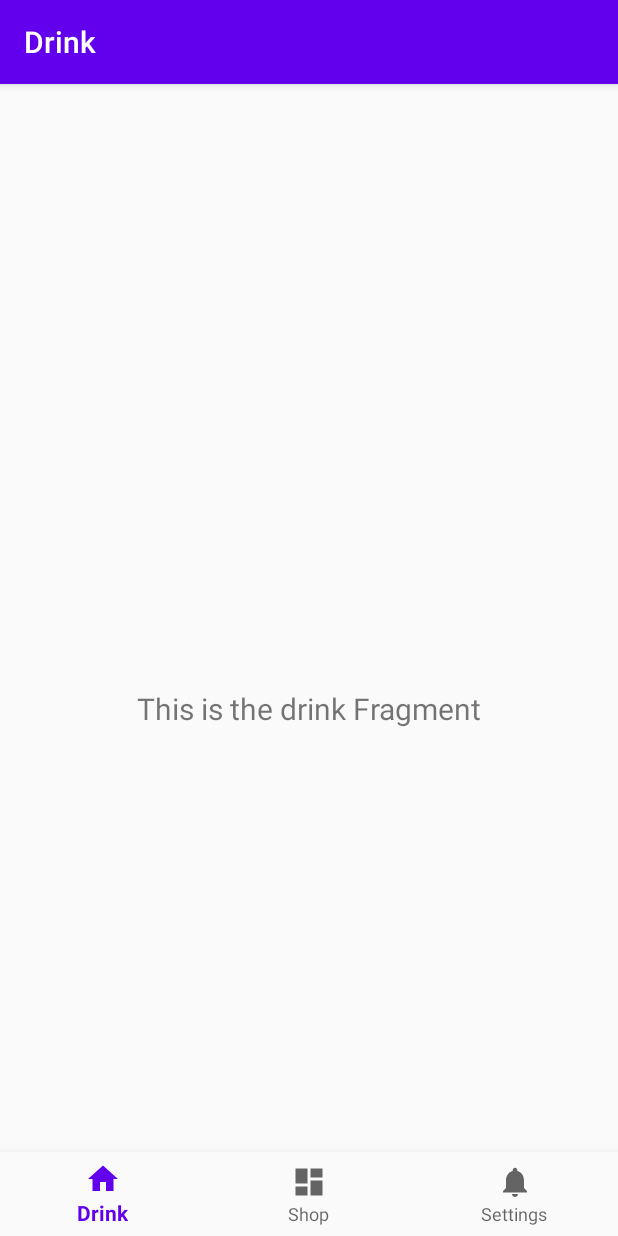
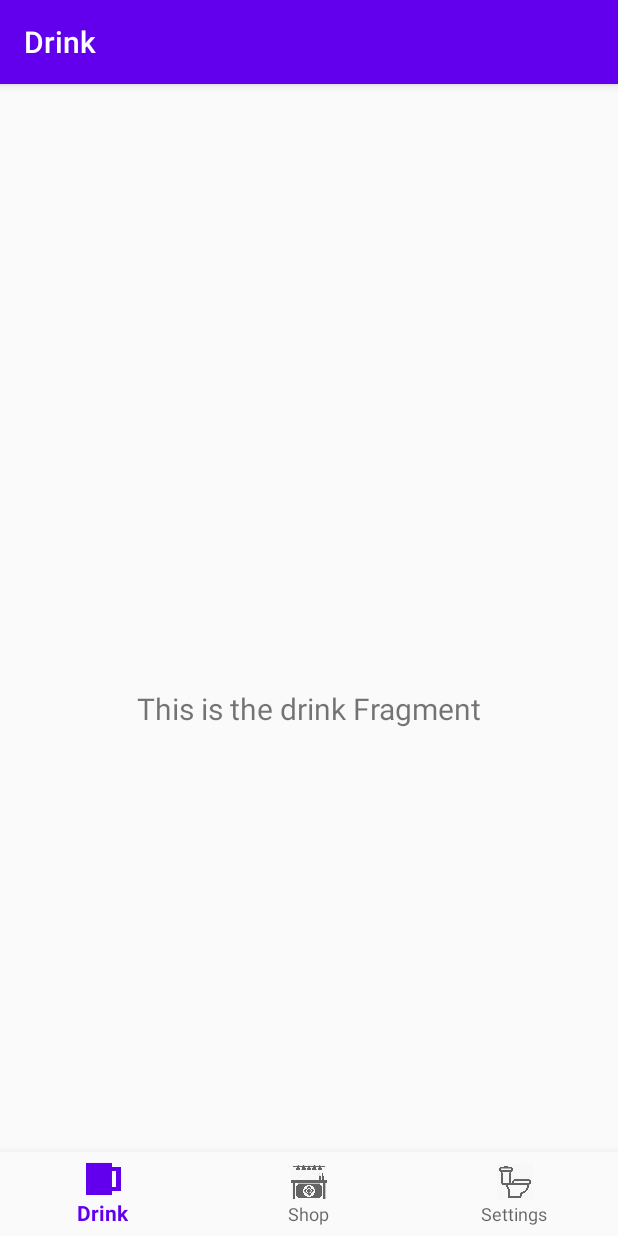
Before and after one commit to xmimmer/AndroidProject2021, an Android app: the screen it shows after launch (MainActivity), on a phone screen of 412 x 824 dp. Run offline under Robolectric (Android 15) with nearby library versions, the phone set to English and light mode, and no system bars; our stand-ins replace navigation-ui.

Commit message:
Added icons for the fragments

```diff
--- a/ViggosIDLE/app/src/main/java/com/mimmer/viggosidle/MainActivity.kt
+++ b/ViggosIDLE/app/src/main/java/com/mimmer/viggosidle/MainActivity.kt
@@ -23,8 +23,5 @@ class MainActivity : AppCompatActivity() {
         setupActionBarWithNavController(navController, appBarConfiguration)
         navView.setupWithNavController(navController)
 
-        //Sutmigtak
-        //mere
-        //JATAKBABY
     }
 }
--- a/ViggosIDLE/app/src/main/res/menu/bottom_nav_menu.xml
+++ b/ViggosIDLE/app/src/main/res/menu/bottom_nav_menu.xml
@@ -3,17 +3,17 @@
 
     <item
         android:id="@+id/navigation_home"
-        android:icon="@drawable/ic_home_black_24dp"
+        android:icon="@drawable/ol"
         android:title="@string/title_home" />
 
     <item
         android:id="@+id/navigation_shop"
-        android:icon="@drawable/ic_dashboard_black_24dp"
+        android:icon="@drawable/bar"
         android:title="@string/title_shop" />
 
     <item
         android:id="@+id/navigation_settings"
-        android:icon="@drawable/ic_notifications_black_24dp"
+        android:icon="@drawable/toilet"
         android:title="@string/title_settings" />
 
 </menu>
```
Also changed, not shown: ViggosIDLE/app/src/main/res/drawable/bar.png (added), ViggosIDLE/app/src/main/res/drawable/beer.png (added), ViggosIDLE/app/src/main/res/drawable/ol.png (added), ViggosIDLE/app/src/main/res/drawable/rook.png (added), ViggosIDLE/app/src/main/res/drawable/smallpawn.png (added), ViggosIDLE/app/src/main/res/drawable/toilet.png (added).
